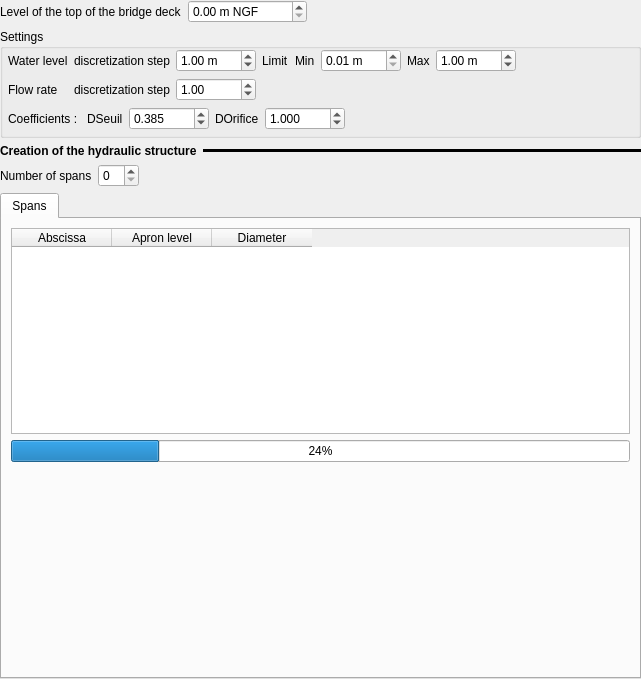
Artelia/Mascaret, file ui/structures/ui_orifice_bu.ui: the form before one commit.
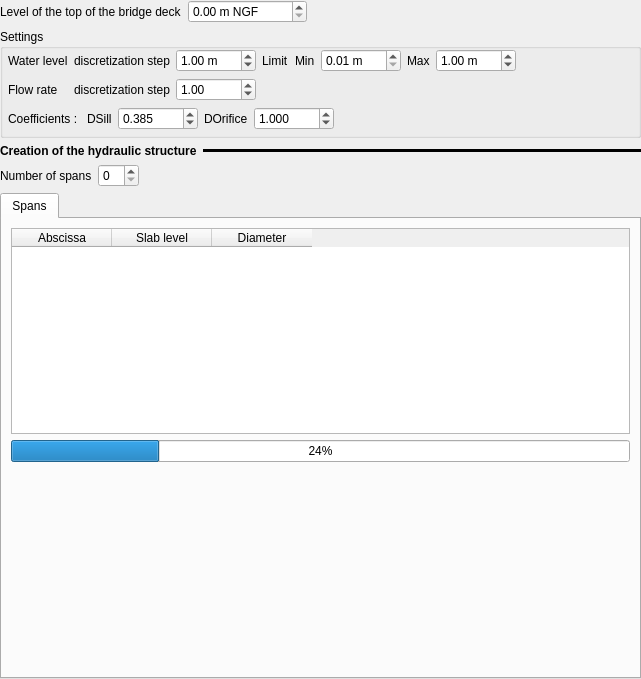
The form after the commit.

```diff
--- a/ui/structures/ui_orifice_bu.ui
+++ b/ui/structures/ui_orifice_bu.ui
@@ -248,7 +248,7 @@
         <item>
          <widget class="QLabel" name="label_36">
           <property name="text">
-           <string>DSeuil</string>
+           <string>DSill</string>
           </property>
          </widget>
         </item>
@@ -422,7 +422,7 @@
          </column>
          <column>
           <property name="text">
-           <string>Apron level</string>
+           <string>Slab level</string>
           </property>
          </column>
          <column>
```
